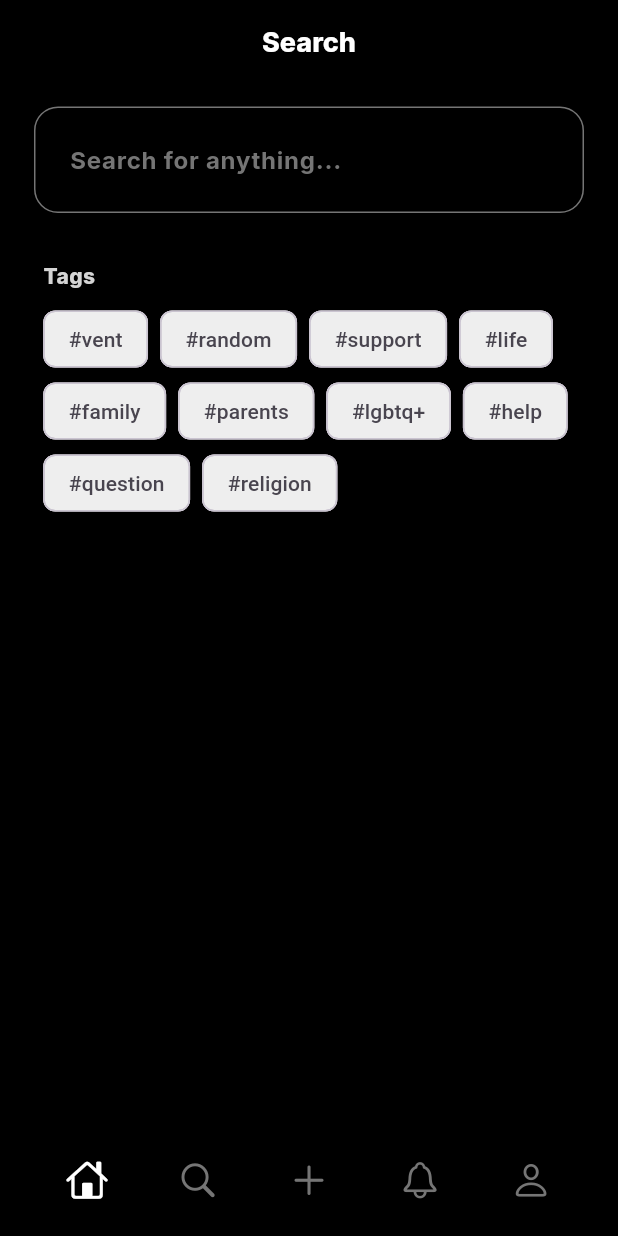
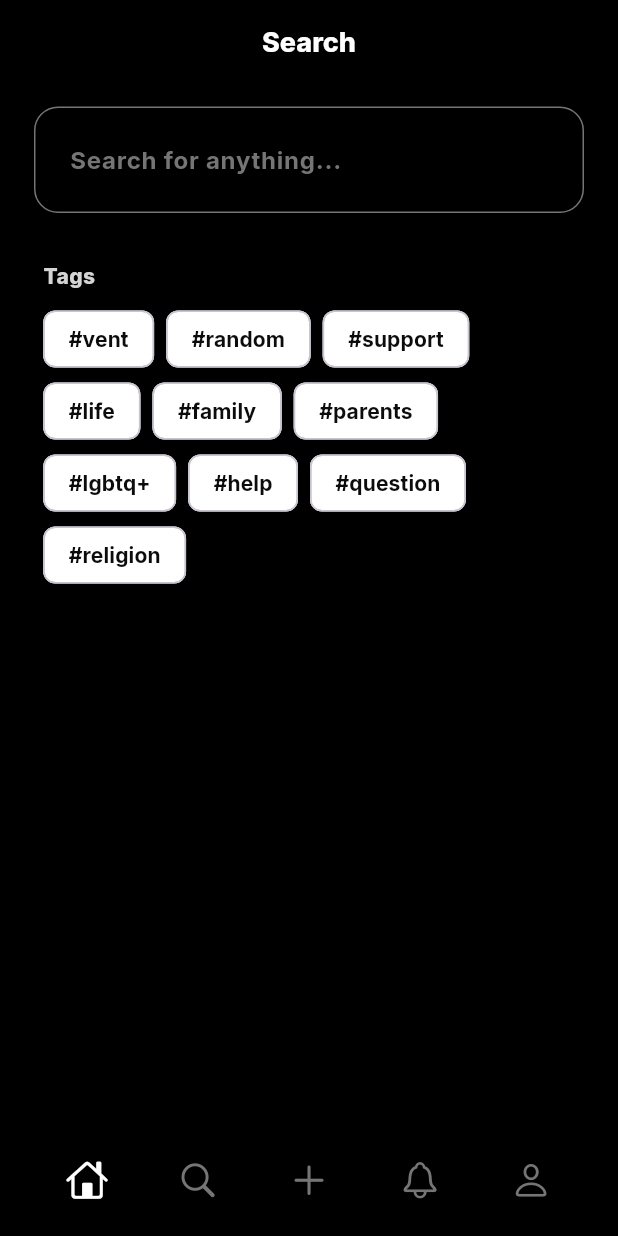
Before and after one commit to Tho100/revent, a Flutter app: the SearchPage screen opened directly, on a phone screen of 412 x 824 dp. Run offline on Flutter 3.47's test engine with Material 3 defaults, Android fonts, the phone set to English and light mode, and no system bars; our stand-ins replace flutter_cache_manager, flutter_dotenv, flutter_native_image, get_it, google_fonts; missing offline and left inert: dynamic_height_grid_view, image_picker_plus, mysql_client.

Commit message:
Redesigned search-page tags chips

```diff
--- a/lib/pages/navigation/search_page.dart
+++ b/lib/pages/navigation/search_page.dart
@@ -55,24 +55,31 @@ class SearchPageState extends State<SearchPage> {
     );
   }
 
-  // ChoiceChips/ActionChips: Multiple-tag-selection/Single-tag-selection
   Widget _buildChip(String label, int index) {
     return ValueListenableBuilder(
       valueListenable: chipsSelectedNotifier,
       builder: (_, chipSelected, __) {
         return ChoiceChip(
-        label: Text('#$label'),
+        label: Text(
+          '#$label',
+            style: GoogleFonts.inter(
+              color: ThemeColor.mediumBlack,
+              fontWeight: FontWeight.w700,
+              fontSize: 14
+            )
+          ),
           selected: chipSelected[index],
           onSelected: (bool selected) {
             chipsSelectedNotifier.value[index] = selected;
             chipsSelectedNotifier.value = List.from(chipSelected);
           },
-          selectedColor: Colors.blueAccent,
-          backgroundColor: Colors.grey[200],
+          selectedColor: ThemeColor.thirdWhite,
+          backgroundColor: ThemeColor.white,
         );
       },
     );
   }
+
   Widget _buildTagsChoiceChips() {
     return Column(
       crossAxisAlignment: CrossAxisAlignment.start,
```
